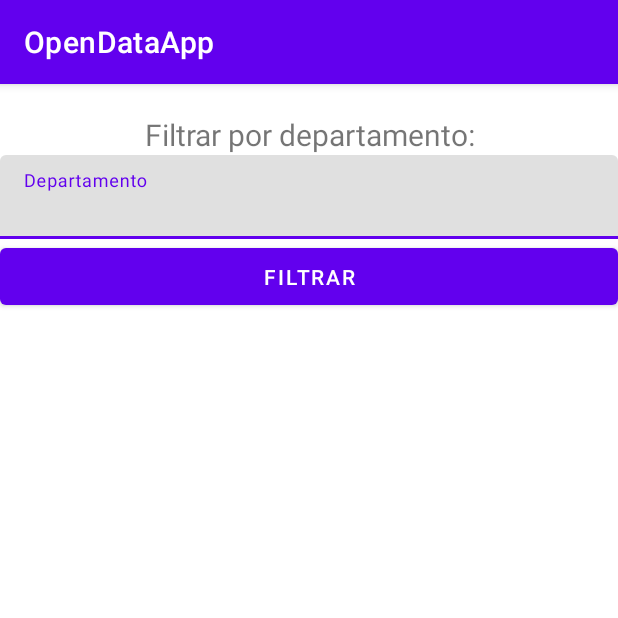
After one commit to AndresRPerez12/DesarrolloAppsMoviles, an Android app: the FilterByProvince screen opened directly, with no data from a screen before it, on a phone screen of 412 x 824 dp, the top half of it. The commit adds this screen. Run offline under Robolectric (Android 15) with nearby library versions, the phone set to English and light mode, and no system bars.

Commit message:
Fix Retrofit query format for province filter

```diff
--- a/Talleres/Reto10/app/src/main/AndroidManifest.xml
+++ b/Talleres/Reto10/app/src/main/AndroidManifest.xml
@@ -25,6 +25,9 @@
                 android:name="android.app.lib_name"
                 android:value="" />
         </activity>
+        <activity
+            android:name=".FilterByProvince"
+            android:exported="false" />
     </application>
 
     <uses-permission android:name="android.permission.INTERNET" />
--- /dev/null
+++ b/Talleres/Reto10/app/src/main/java/co/edu/unal/opendataapp/FilterByProvince.java
@@ -0,0 +1,35 @@
+package co.edu.unal.opendataapp;
+
+import android.content.Intent;
+import android.os.Bundle;
+import android.view.View;
+import android.widget.Button;
+
+import androidx.appcompat.app.AppCompatActivity;
+
+import com.google.android.material.textfield.TextInputEditText;
+
+public class FilterByProvince extends AppCompatActivity {
+    private TextInputEditText textInput;
+    private Button filterButton;
+
+    public static String PROVINCE_FILTER = "PROVINCE_FILTER";
+
+    @Override
+    protected void onCreate(Bundle savedInstanceState) {
+        super.onCreate(savedInstanceState);
+        setContentView(R.layout.activity_filter);
+        textInput = (TextInputEditText) findViewById(R.id.provinceInput);
+        filterButton = (Button) findViewById(R.id.filterButton);
+        FilterByProvince currentActivity = this;
+        filterButton.setOnClickListener(new View.OnClickListener() {
+            @Override
+            public void onClick(View view) {
+                Intent intent_create = new Intent(currentActivity, MainActivity.class);
+                intent_create.putExtra(FilterByProvince.PROVINCE_FILTER,
+                        textInput.getText().toString().trim().toUpperCase());
+                startActivity(intent_create);
+            }
+        });
+    }
+}
--- /dev/null
+++ b/Talleres/Reto10/app/src/main/res/layout/activity_filter.xml
@@ -0,0 +1,34 @@
+<?xml version="1.0" encoding="utf-8"?>
+<LinearLayout xmlns:android="http://schemas.android.com/apk/res/android"
+    android:layout_width="fill_parent"
+    android:layout_height="wrap_content"
+    android:gravity="center_horizontal"
+    android:orientation="vertical">
+
+    <TextView
+        android:id="@+id/information"
+        android:layout_width="fill_parent"
+        android:layout_height="wrap_content"
+        android:layout_marginTop="20dp"
+        android:gravity="center_horizontal"
+        android:text="Filtrar por departamento:"
+        android:textSize="20dp" />
+
+    <com.google.android.material.textfield.TextInputLayout
+        android:layout_width="match_parent"
+        android:layout_height="match_parent">
+
+        <com.google.android.material.textfield.TextInputEditText
+            android:id="@+id/provinceInput"
+            android:layout_width="match_parent"
+            android:layout_height="wrap_content"
+            android:hint="Departamento" />
+
+        <Button
+            android:id="@+id/filterButton"
+            android:layout_width="match_parent"
+            android:layout_height="50dp"
+            android:layout_weight="1"
+            android:text="Filtrar" />
+    </com.google.android.material.textfield.TextInputLayout>
+</LinearLayout>
--- /dev/null
+++ b/Talleres/Reto10/app/src/main/res/menu/options_menu.xml
@@ -0,0 +1,6 @@
+<menu xmlns:android="http://schemas.android.com/apk/res/android">
+    <item android:id="@+id/view_all"
+        android:title="Ver todo" />
+    <item android:id="@+id/filter_option"
+        android:title="Filtrar por departamento" />
+</menu>
```
Also changed, not shown: Talleres/Reto10/app/src/main/java/co/edu/unal/opendataapp/MainActivity.java (+49 -2 lines), Talleres/Reto10/app/src/main/java/co/edu/unal/opendataapp/service/CompanyService.java (+4 -9 lines).
